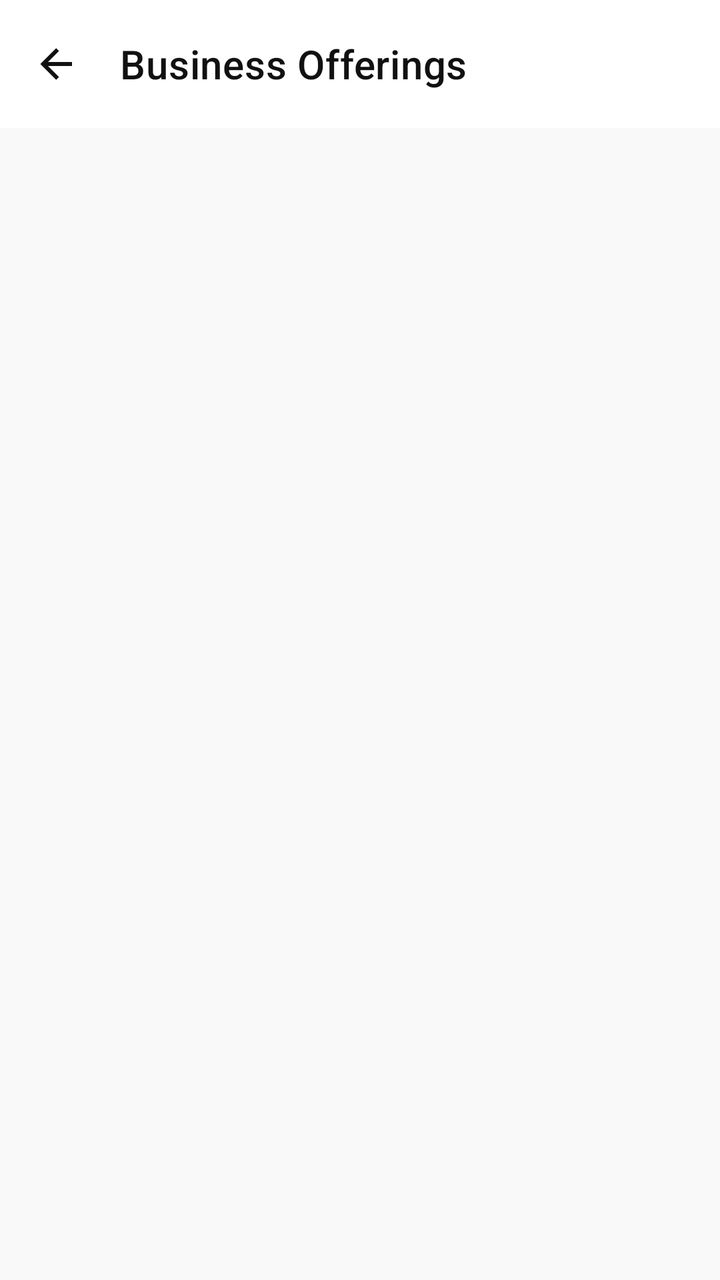
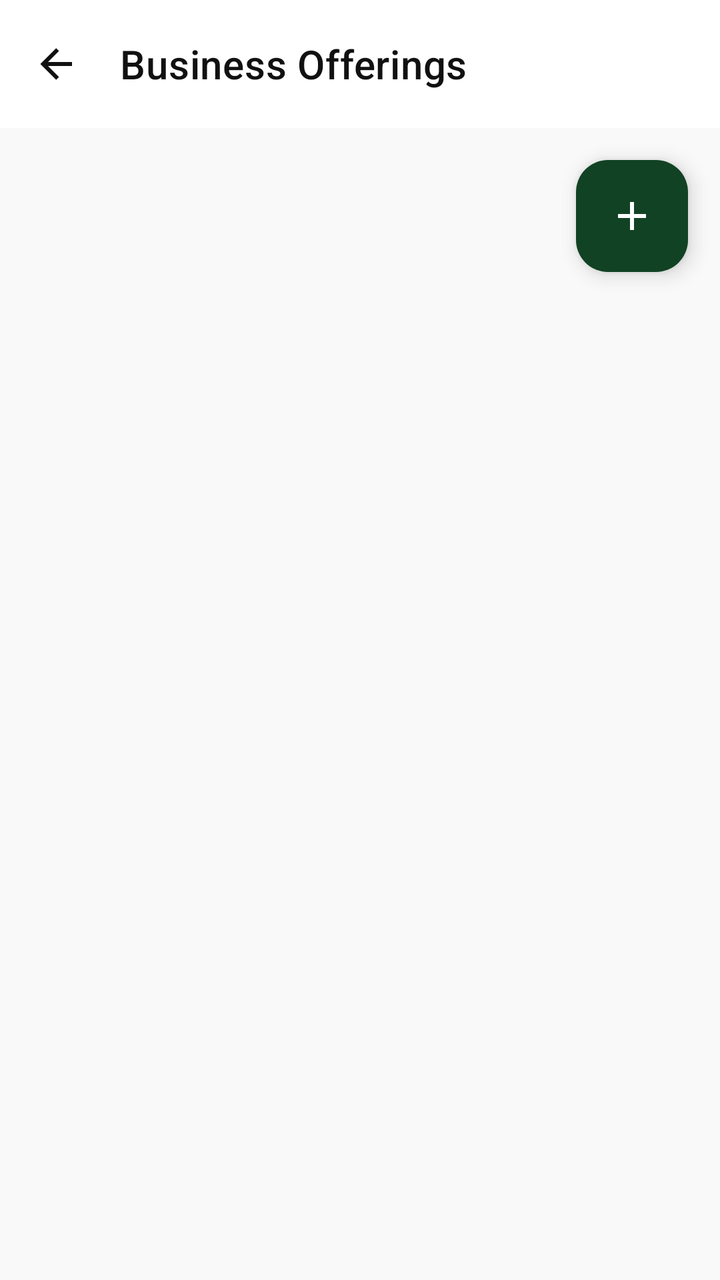

An Android layout rendered at two revisions. The XML below is the earlier revision; the diff shows what the commit changed to produce the second picture.
<!-- AndroidManifest.xml: application theme Theme.GeoConnect -->
<!-- res/layout/activity_business_offerings.xml -->
<?xml version="1.0" encoding="utf-8"?>
<LinearLayout xmlns:android="http://schemas.android.com/apk/res/android"
    xmlns:app="http://schemas.android.com/apk/res-auto"
    android:layout_width="match_parent"
    android:layout_height="match_parent"
    android:orientation="vertical"
    android:background="#F9F9F9">

    
    <com.google.android.material.appbar.MaterialToolbar
        android:id="@+id/toolbar"
        android:layout_width="match_parent"
        android:layout_height="?attr/actionBarSize"
        android:background="@android:color/white"
        app:navigationIcon="@drawable/ic_arrow_back"
        app:navigationIconTint="#111111"
        app:title="Business Offerings"
        app:titleTextAppearance="@style/TextAppearance.MaterialComponents.Headline6"
        app:titleTextColor="#111111"
        app:elevation="2dp" />

    
    <androidx.recyclerview.widget.RecyclerView
        android:id="@+id/recyclerViewProducts"
        android:layout_width="match_parent"
        android:layout_height="match_parent"
        android:padding="12dp"
        android:clipToPadding="false"
        android:scrollbars="vertical" />

</LinearLayout>
<!-- resources referenced by this layout -->
<resources>
  <!-- drawable ic_arrow_back (drawable) -->
  <vector xmlns:android="http://schemas.android.com/apk/res/android" android:height="24dp" android:width="24dp" android:viewportWidth="24" android:viewportHeight="24">
      <path android:fillColor="#000000" android:pathData="M20,11V13H8L13.5,18.5L12.08,19.92L4.16,12L12.08,4.08L13.5,5.5L8,11H20Z"/>
  </vector>
  <style name="Theme.GeoConnect" parent="Base.Theme.GeoConnect" />
  <style name="Base.Theme.GeoConnect" parent="Theme.Material3.DayNight.NoActionBar">
          
          
      </style>
</resources>

<!-- the commit's change to res/layout/activity_business_offerings.xml (unified diff, before → after) -->
@@ -19,6 +19,19 @@
         app:titleTextColor="#111111"
         app:elevation="2dp" />
 
+    <com.google.android.material.floatingactionbutton.FloatingActionButton
+        android:id="@+id/fabAddProduct"
+        android:layout_width="wrap_content"
+        android:layout_height="wrap_content"
+        android:layout_gravity="end"
+        android:layout_margin="16dp"
+        android:contentDescription="Add Product"
+        app:srcCompat="@drawable/ic_plus"
+        app:tint="@android:color/white"
+        app:backgroundTint="#114224"
+        app:layout_constraintBottom_toBottomOf="parent"
+        app:layout_constraintEnd_toEndOf="parent" />
+
     
     <androidx.recyclerview.widget.RecyclerView
         android:id="@+id/recyclerViewProducts"
<!-- resource entries referenced after the edit -->
@@ -3,6 +3,10 @@
   <!-- drawable ic_arrow_back (drawable) -->
   <vector xmlns:android="http://schemas.android.com/apk/res/android" android:height="24dp" android:width="24dp" android:viewportWidth="24" android:viewportHeight="24">
       <path android:fillColor="#000000" android:pathData="M20,11V13H8L13.5,18.5L12.08,19.92L4.16,12L12.08,4.08L13.5,5.5L8,11H20Z"/>
+  </vector>
+  <!-- drawable ic_plus (drawable) -->
+  <vector xmlns:android="http://schemas.android.com/apk/res/android" android:height="24dp" android:width="24dp" android:viewportWidth="24" android:viewportHeight="24">
+      <path android:fillColor="#000000" android:pathData="M19,13H13V19H11V13H5V11H11V5H13V11H19V13Z"/>
   </vector>
   <style name="Theme.GeoConnect" parent="Base.Theme.GeoConnect" />
   <style name="Base.Theme.GeoConnect" parent="Theme.Material3.DayNight.NoActionBar">
